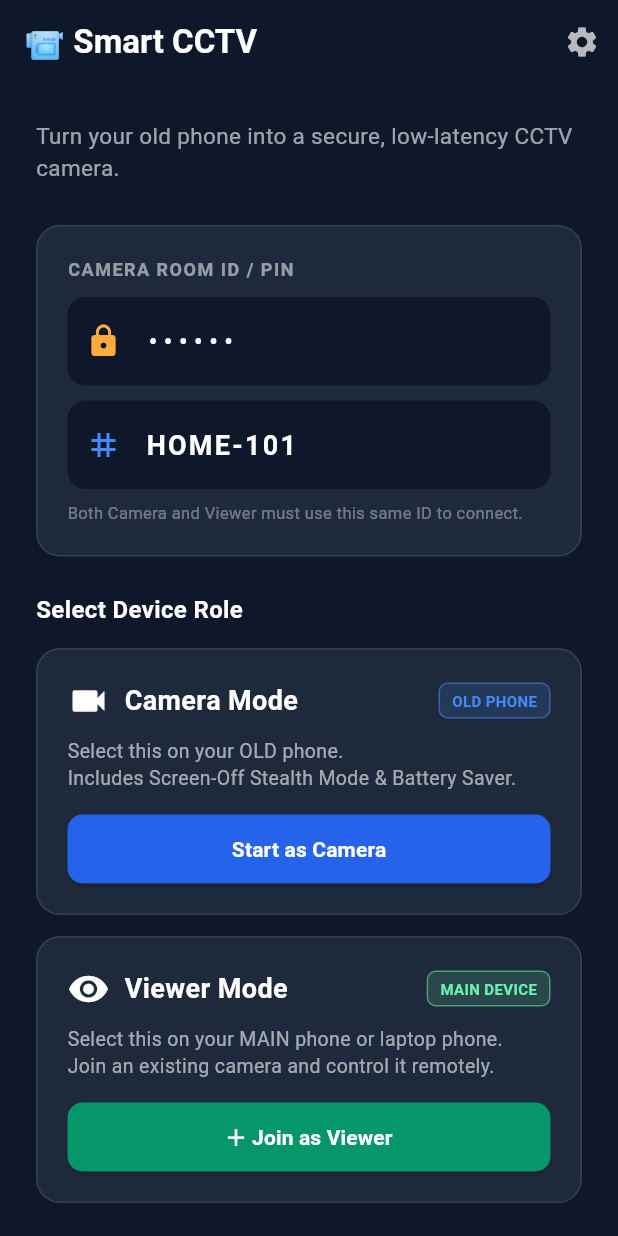
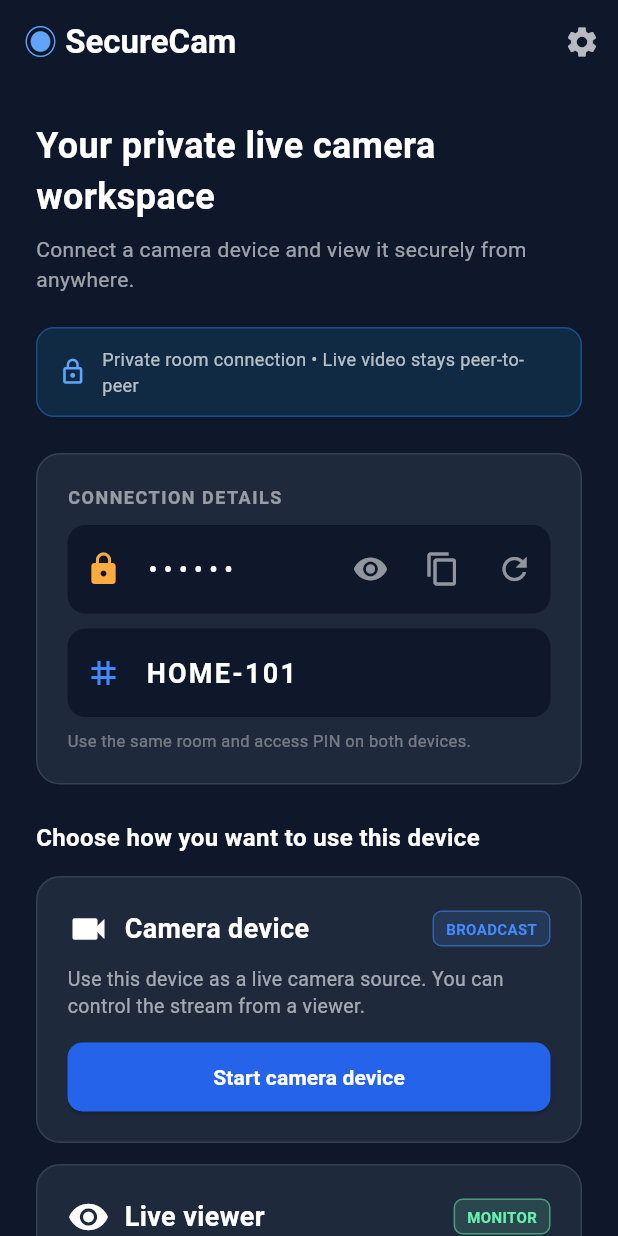
Before and after one commit to GAURAV07C/cctv_old_phone, a Flutter app: the screen it shows after launch, on a phone screen of 412 x 824 dp. Run offline on Flutter 3.47's test engine with Material 3 defaults, Android fonts, the phone set to English and light mode, and no system bars; our stand-ins replace battery_plus, flutter_local_notifications, permission_handler, shared_preferences, wakelock_plus; missing offline and left inert: flutter_webrtc.

Commit message:
feat(app): migrate to cloud signaling and automate PIN generation
Update the application to prioritize the deployed cloud signaling server
over local IP addresses. This change includes migrating existing local
settings to the production URL and implementing a secure, randomized
6-digit PIN generation system for new users.

Additionally, improves camera privacy by ensuring the video track is
advertised before muting the camera, and cleans up the signaling web
interface by removing auto-connect behavior and default PIN values.

```diff
--- a/cctv_app/lib/screens/camera_screen.dart
+++ b/cctv_app/lib/screens/camera_screen.dart
@@ -80,7 +80,6 @@ class _CameraScreenState extends State<CameraScreen> {
     // Start the local preview as soon as Camera Mode is ready. This also
     // guarantees that tracks exist before a viewer's offer is created.
     await _webrtcService.startLocalCamera();
-    await _webrtcService.setCameraEnabled(false);
     _setupSignalingCallbacks();
     await _signalingService.connect();
 
@@ -167,6 +166,11 @@ class _CameraScreenState extends State<CameraScreen> {
         '$_activeViewers viewer connected',
       );
       await _webrtcService.handleNewViewer(viewerSocketId);
+      // Advertise the video track in the WebRTC offer first. Then keep the
+      // camera muted until the viewer explicitly enables it.
+      if (!_isCameraEnabled) {
+        await _webrtcService.setCameraEnabled(false);
+      }
     };
 
     _signalingService.onViewerLeft = (viewerSocketId) {
--- a/cctv_app/lib/screens/home_screen.dart
+++ b/cctv_app/lib/screens/home_screen.dart
@@ -1,4 +1,7 @@
+import 'dart:math';
+
 import 'package:flutter/material.dart';
+import 'package:flutter/services.dart';
 import 'package:shared_preferences/shared_preferences.dart';
 
 import 'camera_screen.dart';
@@ -16,11 +19,10 @@ class _HomeScreenState extends State<HomeScreen> {
     text: 'HOME-101',
   );
   final TextEditingController _serverUrlController = TextEditingController(
-    text: 'http://192.168.1.7:3001',
+    text: 'https://smart-cctv-signaling.onrender.com',
   );
-  final TextEditingController _pinController = TextEditingController(
-    text: '123456',
-  );
+  final TextEditingController _pinController = TextEditingController();
+  bool _obscurePin = true;
 
   @override
   void initState() {
@@ -38,9 +40,27 @@ class _HomeScreenState extends State<HomeScreen> {
       _roomIdController.text = savedRoom;
     }
     if (savedServer != null && savedServer.isNotEmpty) {
-      _serverUrlController.text = savedServer;
+      // Migrate older local-server settings to the deployed production server.
+      _serverUrlController.text =
+          savedServer.startsWith('http://192.') ||
+              savedServer.startsWith('http://10.') ||
+              savedServer.startsWith('http://localhost')
+          ? 'https://smart-cctv-signaling.onrender.com'
+          : savedServer;
     }
-    if (savedPin != null && savedPin.isNotEmpty) _pinController.text = savedPin;
+    if (savedPin != null && RegExp(r'^\d{6}$').hasMatch(savedPin)) {
+      _pinController.text = savedPin;
+    } else {
+      await _generateAndSavePin();
+    }
+  }
+
+  Future<void> _generateAndSavePin() async {
+    final pin = (100000 + Random.secure().nextInt(900000)).toString();
+    _pinController.text = pin;
+    final prefs = await SharedPreferences.getInstance();
+    await prefs.setString('saved_room_pin', pin);
+    if (mounted) setState(() {});
   }
 
   Future<void> _saveSettings() async {
@@ -112,7 +132,7 @@ class _HomeScreenState extends State<HomeScreen> {
       builder: (ctx) => AlertDialog(
         backgroundColor: const Color(0xFF1E293B),
         title: const Text(
-          'Signaling Server Settings',
+          'Connection settings',
           style: TextStyle(color: Colors.white),
         ),
         content: Column(
@@ -120,42 +140,33 @@ class _HomeScreenState extends State<HomeScreen> {
           crossAxisAlignment: CrossAxisAlignment.start,
           children: [
             const Text(
-              'Enter the Signaling Server URL (Local IP or Cloud URL):',
+              'Secure cloud connection is configured for this device.',
               style: TextStyle(color: Colors.white70, fontSize: 13),
             ),
-            const SizedBox(height: 12),
-            TextField(
-              controller: _serverUrlController,
-              style: const TextStyle(color: Colors.white),
-              decoration: InputDecoration(
-                filled: true,
-                fillColor: const Color(0xFF0F172A),
-                hintText: 'e.g. http://192.168.1.5:3000',
-                hintStyle: const TextStyle(color: Colors.white38),
-                border: OutlineInputBorder(
-                  borderRadius: BorderRadius.circular(10),
-                ),
+            const SizedBox(height: 14),
+            Container(
+              padding: const EdgeInsets.all(12),
+              decoration: BoxDecoration(
+                color: const Color(0xFF0F172A),
+                borderRadius: BorderRadius.circular(10),
+              ),
+              child: const Row(
+                children: [
+                  Icon(Icons.cloud_done, color: Colors.greenAccent, size: 20),
+                  SizedBox(width: 10),
+                  Text(
+                    'Cloud server connected',
+                    style: TextStyle(color: Colors.white70),
+                  ),
+                ],
               ),
             ),
           ],
         ),
         actions: [
           TextButton(
-            child: const Text(
-              'Cancel',
-              style: TextStyle(color: Colors.white54),
-            ),
+            child: const Text('Done', style: TextStyle(color: Colors.white)),
             onPressed: () => Navigator.pop(ctx),
-          ),
-          ElevatedButton(
-            style: ElevatedButton.styleFrom(
-              backgroundColor: const Color(0xFF2563EB),
-            ),
-            child: const Text('Save', style: TextStyle(color: Colors.white)),
-            onPressed: () {
-              _saveSettings();
-              Navigator.pop(ctx);
-            },
           ),
         ],
       ),
@@ -171,9 +182,12 @@ class _HomeScreenState extends State<HomeScreen> {
         elevation: 0,
         title: const Row(
           children: [
-            Text('📹 ', style: TextStyle(fontSize: 22)),
             Text(
-              'Smart CCTV',
+              '◉ ',
+              style: TextStyle(fontSize: 22, color: Color(0xFF60A5FA)),
+            ),
+            Text(
+              'SecureCam',
               style: TextStyle(
                 fontWeight: FontWeight.bold,
                 color: Colors.white,
@@ -195,10 +209,46 @@ class _HomeScreenState extends State<HomeScreen> {
           crossAxisAlignment: CrossAxisAlignment.start,
           children: [
             const Text(
-              'Turn your old phone into a secure, low-latency CCTV camera.',
-              style: TextStyle(color: Colors.white60, fontSize: 15),
+              'Your private live camera workspace',
+              style: TextStyle(
+                color: Colors.white,
+                fontSize: 24,
+                fontWeight: FontWeight.w700,
+              ),
             ),
-            const SizedBox(height: 28),
+            const SizedBox(height: 8),
+            const Text(
+              'Connect a camera device and view it securely from anywhere.',
+              style: TextStyle(
+                color: Colors.white60,
+                fontSize: 14,
+                height: 1.4,
+              ),
+            ),
+            const SizedBox(height: 22),
+
+            Container(
+              padding: const EdgeInsets.symmetric(horizontal: 14, vertical: 12),
+              decoration: BoxDecoration(
+                color: const Color(0xFF102A43),
+                borderRadius: BorderRadius.circular(12),
+                border: Border.all(color: const Color(0xFF1D4E89)),
+              ),
+              child: const Row(
+                children: [
+                  Icon(Icons.lock_outline, color: Color(0xFF60A5FA), size: 19),
+                  SizedBox(width: 10),
+                  Expanded(
+                    child: Text(
+                      'Private room connection • Live video stays peer-to-peer',
+                      style: TextStyle(color: Colors.white70, fontSize: 12),
+                    ),
+                  ),
+                ],
+              ),
+            ),
+
+            const SizedBox(height: 24),
 
             // Room ID Input Card
             Container(
@@ -212,7 +262,7 @@ class _HomeScreenState extends State<HomeScreen> {
                 crossAxisAlignment: CrossAxisAlignment.start,
                 children: [
                   const Text(
-                    'CAMERA ROOM ID / PIN',
+                    'CONNECTION DETAILS',
                     style: TextStyle(
                       color: Colors.white54,
                       fontSize: 12,
@@ -225,7 +275,7 @@ class _HomeScreenState extends State<HomeScreen> {
                     controller: _pinController,
                     keyboardType: TextInputType.number,
                     maxLength: 6,
-                    obscureText: true,
+                    obscureText: _obscurePin,
                     style: const TextStyle(
                       color: Colors.white,
                       fontSize: 18,
@@ -241,6 +291,40 @@ class _HomeScreenState extends State<HomeScreen> {
                       ),
                       hintText: '6-digit PIN',
                       hintStyle: const TextStyle(color: Colors.white24),
+                      suffixIcon: Row(
+                        mainAxisSize: MainAxisSize.min,
+                        children: [
+                          IconButton(
+                            tooltip: 'Show or hide PIN',
+                            icon: Icon(
+                              _obscurePin
+                                  ? Icons.visibility
+                                  : Icons.visibility_off,
+                              color: Colors.white54,
+                            ),
+                            onPressed: () {
+                              setState(() => _obscurePin = !_obscurePin);
+                            },
+                          ),
+                          IconButton(
+                            tooltip: 'Copy PIN',
+                            icon: const Icon(Icons.copy, color: Colors.white54),
+                            onPressed: () {
+                              Clipboard.setData(
+                                ClipboardData(text: _pinController.text),
+                              );
+                            },
+                          ),
+                          IconButton(
+                            tooltip: 'Generate new PIN',
+                            icon: const Icon(
+                              Icons.refresh,
+                              color: Colors.white54,
+                            ),
+                            onPressed: _generateAndSavePin,
+                          ),
+                        ],
+                      ),
                       border: OutlineInputBorder(
                         borderRadius: BorderRadius.circular(12),
                         borderSide: BorderSide.none,
@@ -274,7 +358,7 @@ class _HomeScreenState extends State<HomeScreen> {
                   ),
                   const SizedBox(height: 8),
                   const Text(
-                    'Both Camera and Viewer must use this same ID to connect.',
+                    'Use the same room and access PIN on both devices.',
                     style: TextStyle(color: Colors.white38, fontSize: 11),
                   ),
                 ],
@@ -285,7 +369,7 @@ class _HomeScreenState extends State<HomeScreen> {
 
             // Mode Selection
             const Text(
-              'Select Device Role',
+              'Choose how you want to use this device',
               style: TextStyle(
                 color: Colors.white,
                 fontSize: 16,
@@ -294,14 +378,13 @@ class _HomeScreenState extends State<HomeScreen> {
             ),
             const SizedBox(height: 14),
 
-            // Option 1: Old Phone (Camera Mode)
             _RoleCard(
-              title: 'Camera Mode',
-              subtitle: 'Select this on your OLD phone.\nIncludes Screen-Off Stealth Mode & Battery Saver.',
-              badge: 'OLD PHONE',
+              title: 'Camera device',
+              subtitle: 'Use this device as a live camera source. You can control the stream from a viewer.',
+              badge: 'BROADCAST',
               badgeColor: Colors.blueAccent,
               icon: Icons.videocam,
-              buttonText: 'Start as Camera',
+              buttonText: 'Start camera device',
               buttonColor: const Color(0xFF2563EB),
               onTap: _openCameraMode,
             ),
@@ -309,12 +392,12 @@ class _HomeScreenState extends State<HomeScreen> {
             const SizedBox(height: 14),
 
             _RoleCard(
-              title: 'Viewer Mode',
-              subtitle: 'Select this on your MAIN phone or laptop phone.\nJoin an existing camera and control it remotely.',
-              badge: 'MAIN DEVICE',
+              title: 'Live viewer',
+              subtitle: 'Join an active camera, watch the live feed and use remote controls.',
+              badge: 'MONITOR',
               badgeColor: Colors.greenAccent,
               icon: Icons.visibility,
-              buttonText: '＋ Join as Viewer',
+              buttonText: '＋ Join live camera',
               buttonColor: const Color(0xFF059669),
               onTap: _openViewerMode,
             ),
```
Also changed, not shown: 1 other file.
